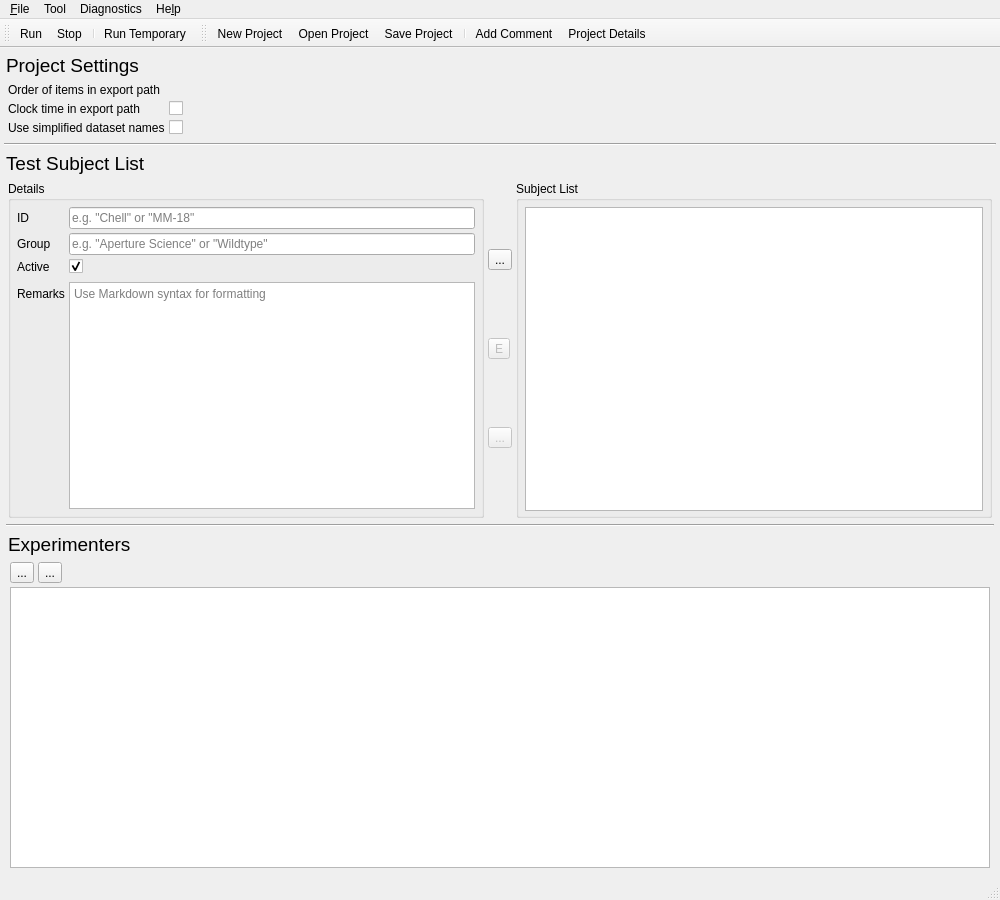
Above: src/mainwindow.ui from syntalos/syntalos before the change. Below: the same form after it.
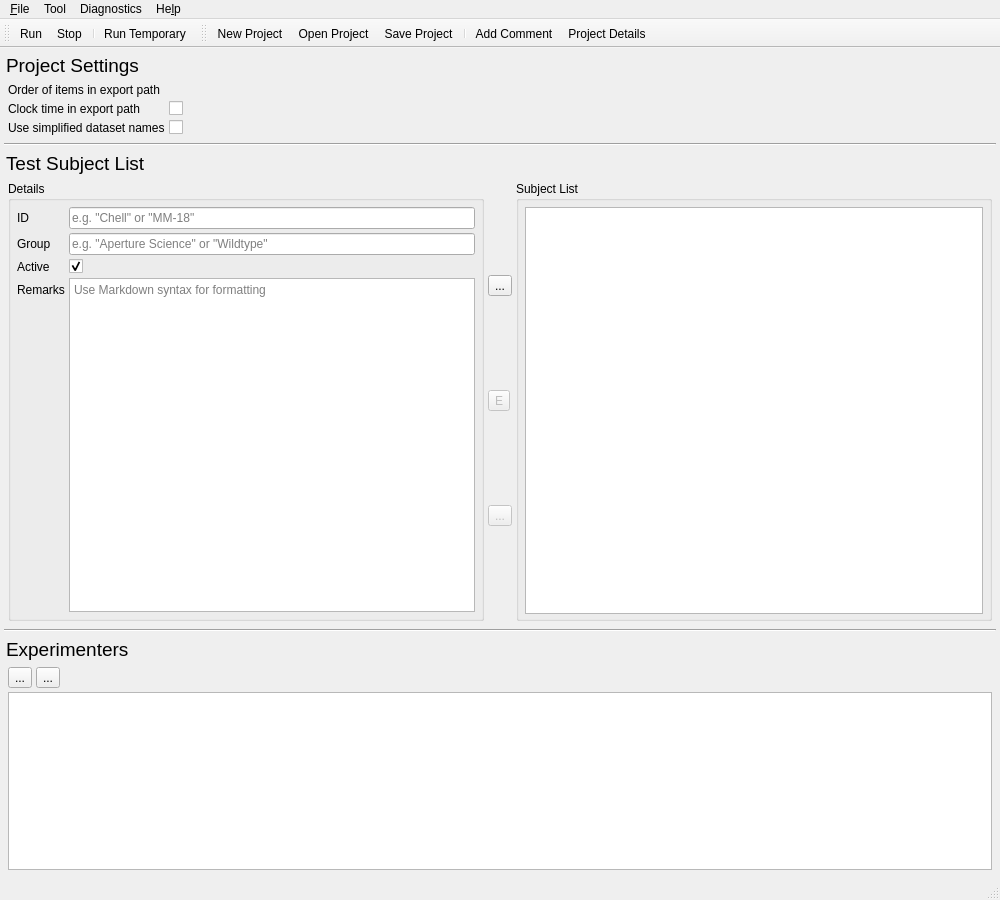
That is the form after the change. The open tabs and pages were chosen to show the change. Icons and pictures are not drawn. Custom widgets are drawn as their Qt base class.

Commit message:
ui: Fix up project settings panel header alignments
They were 2px off. Not easy to see, but once I noticed, it bothered me a
lot.

```diff
--- a/src/mainwindow.ui
+++ b/src/mainwindow.ui
@@ -846,11 +846,47 @@
         </item>
         <item>
          <widget class="QWidget" name="widget_7" native="true">
+          <property name="sizePolicy">
+           <sizepolicy hsizetype="Preferred" vsizetype="Preferred">
+            <horstretch>0</horstretch>
+            <verstretch>0</verstretch>
+           </sizepolicy>
+          </property>
           <layout class="QVBoxLayout" name="verticalLayout_6">
            <property name="spacing">
             <number>4</number>
            </property>
            <property name="leftMargin">
+            <number>0</number>
+           </property>
+           <property name="topMargin">
+            <number>0</number>
+           </property>
+           <property name="rightMargin">
+            <number>0</number>
+           </property>
+           <property name="bottomMargin">
+            <number>0</number>
+           </property>
+           <item>
+            <widget class="QWidget" name="widgetTestSubjectsContainer" native="true">
+             <property name="sizePolicy">
+              <sizepolicy hsizetype="Preferred" vsizetype="Preferred">
+               <horstretch>0</horstretch>
+               <verstretch>2</verstretch>
+              </sizepolicy>
+             </property>
+             <property name="minimumSize">
+              <size>
+               <width>0</width>
+               <height>200</height>
+              </size>
+             </property>
+             <layout class="QVBoxLayout" name="verticalLayout_9">
+              <property name="spacing">
+               <number>4</number>
+              </property>
+              <property name="leftMargin">
             <number>2</number>
            </property>
            <property name="topMargin">
@@ -879,7 +915,7 @@
              <property name="sizePolicy">
               <sizepolicy hsizetype="Preferred" vsizetype="Expanding">
                <horstretch>0</horstretch>
-               <verstretch>0</verstretch>
+                  <verstretch>2</verstretch>
               </sizepolicy>
              </property>
              <layout class="QHBoxLayout" name="horizontalLayout_11">
@@ -993,42 +1029,21 @@
                      </property>
                     </widget>
                    </item>
-                   <item row="4" column="1">
-                    <widget class="QWidget" name="adaptorHeightWidget" native="true">
-                     <property name="minimumSize">
-                      <size>
-                       <width>0</width>
-                       <height>0</height>
-                      </size>
-                     </property>
-                     <layout class="QHBoxLayout" name="horizontalLayout_7">
-                      <property name="spacing">
-                       <number>4</number>
-                      </property>
-                      <property name="leftMargin">
-                       <number>0</number>
-                      </property>
-                      <property name="topMargin">
-                       <number>0</number>
-                      </property>
-                      <property name="rightMargin">
-                       <number>0</number>
-                      </property>
-                      <property name="bottomMargin">
-                       <number>0</number>
-                      </property>
-                     </layout>
-                    </widget>
-                   </item>
-                   <item row="5" column="0">
+                      <item row="4" column="0">
                     <widget class="QLabel" name="remarksLabel">
                      <property name="text">
                       <string>Remarks</string>
                      </property>
                     </widget>
                    </item>
-                   <item row="5" column="1">
+                      <item row="4" column="1">
                     <widget class="QPlainTextEdit" name="remarksTextEdit">
+                        <property name="sizePolicy">
+                         <sizepolicy hsizetype="Expanding" vsizetype="Expanding">
+                          <horstretch>0</horstretch>
+                          <verstretch>1</verstretch>
+                         </sizepolicy>
+                        </property>
                      <property name="placeholderText">
                       <string>Use Markdown syntax for formatting</string>
                      </property>
@@ -1126,6 +1141,9 @@
              </layout>
             </widget>
            </item>
+             </layout>
+            </widget>
+           </item>
            <item>
             <widget class="Line" name="line_3">
              <property name="orientation">
@@ -1134,7 +1152,13 @@
             </widget>
            </item>
            <item>
-            <widget class="QWidget" name="widget_8" native="true">
+            <widget class="QWidget" name="widgetExperimentersContainer" native="true">
+             <property name="sizePolicy">
+              <sizepolicy hsizetype="Preferred" vsizetype="Preferred">
+               <horstretch>0</horstretch>
+               <verstretch>1</verstretch>
+              </sizepolicy>
+             </property>
              <layout class="QVBoxLayout" name="verticalLayout_8">
               <property name="spacing">
                <number>4</number>
```
Left out of the diff: 2 changed lines with no effect on the pictures. Lines whose indentation alone changed are shown as unchanged.
